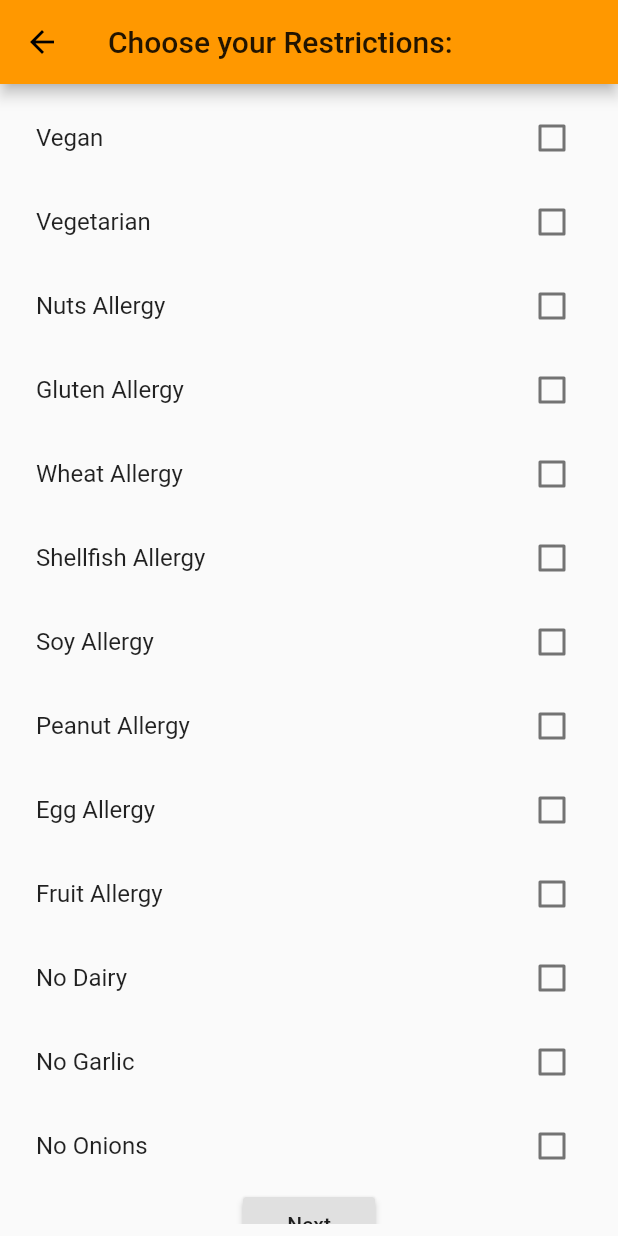
After one commit to tishyac3141/RecipeMe, a Flutter app: the Preference screen opened by its route, on a phone screen of 412 x 824 dp. The commit adds this screen. Run offline on Flutter 3.47's test engine with Material 2 defaults, Android fonts, the phone set to English and light mode, and no system bars; our stand-ins replace cloud_firestore, firebase_auth; accounts and stored records are empty.

Commit message:
added preference

```diff
--- a/recipe_me/lib/LoginPage.dart
+++ b/recipe_me/lib/LoginPage.dart
@@ -2,7 +2,7 @@ import 'package:flutter/material.dart';
 import 'package:firebase_auth/firebase_auth.dart';
 import 'package:cloud_firestore/cloud_firestore.dart';
 import 'package:recipe_me/RegisterPage.dart';
-import 'package:recipe_me/Preferences.dart';
+import 'package:recipe_me/Preference.dart';
 
 class LoginPage extends StatefulWidget {
   LoginPage({Key key}) : super(key: key);
@@ -36,7 +36,7 @@ class _LoginPageState extends State<LoginPage> {
       try{
       AuthResult result = await FirebaseAuth.instance
                           .signInWithEmailAndPassword(email: emailInputController.text, password: pwdInputController.text);
-      Navigator.push(context, MaterialPageRoute(builder: (context) => Preferences()));
+      Navigator.push(context, MaterialPageRoute(builder: (context) => Preference()));
       }
       catch(error){
         switch(error.code){
@@ -68,7 +68,7 @@ class _LoginPageState extends State<LoginPage> {
           break;
           default:
           {
-             Navigator.push(context, MaterialPageRoute(builder: (context) => Preferences()));
+             Navigator.push(context, MaterialPageRoute(builder: (context) => Preference()));
           }
         }
       }
--- /dev/null
+++ b/recipe_me/lib/Preference.dart
@@ -0,0 +1,152 @@
+import 'package:flutter/material.dart';
+import 'package:firebase_auth/firebase_auth.dart';
+import 'package:cloud_firestore/cloud_firestore.dart';
+import 'package:recipe_me/Loading.dart';
+import 'package:recipe_me/Ingredient.dart';
+
+class Preference extends StatefulWidget{
+
+   Preference({Key key, this.prefs}) : super(key: key);
+  //update the constructor to include the uid
+  final List<Pref> prefs;
+
+  State<StatefulWidget> createState() {
+    return new _PreferenceState();
+  }
+
+}
+
+class _PreferenceState extends State<Preference>{
+
+  final databaseReference = Firestore.instance;
+
+  List<Pref> list = [
+    new Pref('Vegan', false),
+    new Pref('Vegetarian', false),
+    new Pref('Nuts Allergy', false),
+    new Pref('Gluten Allergy', false),
+    new Pref('Wheat Allergy', false),
+    new Pref('Shellfish Allergy', false),
+    new Pref('Soy Allergy', false),
+    new Pref('Peanut Allergy', false),
+    new Pref('Egg Allergy', false),
+    new Pref('Fruit Allergy', false),
+    new Pref('No Dairy', false),
+    new Pref('No Garlic', false),
+    new Pref('No Onions', false)
+  ];
+
+  Widget build(BuildContext context) {
+
+    return new Scaffold(
+      appBar: new AppBar(
+        title: new Text("Choose your Restrictions: ")
+      ),
+      body: Container(
+        padding: const EdgeInsets.all(8.0),
+        child: SingleChildScrollView(
+        child: Column(
+          children: <Widget>[
+            CheckboxListTile(title: new Text('Vegan'), value: list[0].isCheck, onChanged:(bool value){
+                                  setState(() {
+                                    list[0].isCheck = value;
+                                  });}),
+            CheckboxListTile(title: new Text('Vegetarian'), value: list[1].isCheck, onChanged:(bool value){
+                                  setState(() {
+                                    list[1].isCheck = value;
+                                  });}),
+            CheckboxListTile(title: new Text('Nuts Allergy'), value: list[2].isCheck, onChanged:(bool value){
+                                  setState(() {
+                                      list[2].isCheck = value;
+                                  });}),
+            CheckboxListTile(title: new Text('Gluten Allergy'), value: list[3].isCheck, onChanged:(bool value){
+                                  setState(() {
+                                      list[3].isCheck = value;
+                                  });}),
+            CheckboxListTile(title: new Text('Wheat Allergy'), value: list[4].isCheck, onChanged:(bool value){
+                                  setState(() {
+                                      list[4].isCheck = value;
+                                  });}),
+            CheckboxListTile(title: new Text('Shellfish Allergy'), value: list[5].isCheck, onChanged:(bool value){
+                                  setState(() {
+                                      list[5].isCheck = value;
+                                  });}),
+            CheckboxListTile(title: new Text('Soy Allergy'), value: list[6].isCheck, onChanged:(bool value){
+                                  setState(() {
+                                      list[6].isCheck = value;
+                                  });}),
+            CheckboxListTile(title: new Text('Peanut Allergy'), value: list[7].isCheck, onChanged:(bool value){
+                                  setState(() {
+                                      list[7].isCheck = value;
+                                  });}),
+            CheckboxListTile(title: new Text('Egg Allergy'), value: list[8].isCheck, onChanged:(bool value){
+                                  setState(() {
+                                      list[8].isCheck = value;
+                                  });}),
+            CheckboxListTile(title: new Text('Fruit Allergy'), value: list[9].isCheck, onChanged:(bool value){
+                                  setState(() {
+                                      list[9].isCheck = value;
+                                  });}),
+            CheckboxListTile(title: new Text('No Dairy'), value: list[10].isCheck, onChanged:(bool value){
+                                  setState(() {
+                                      list[10].isCheck = value;
+                                  });}),
+            CheckboxListTile(title: new Text('No Garlic'), value: list[11].isCheck, onChanged:(bool value){
+                                  setState(() {
+                                      list[11].isCheck = value;
+                                  });}),
+            CheckboxListTile(title: new Text('No Onions'), value: list[12].isCheck, onChanged:(bool value){
+                                  setState(() {
+                                      list[12].isCheck = value;
+                                  });}),
+
+            new RaisedButton(
+                onPressed: () {
+                  _createRecord();
+                  Navigator.push(context, MaterialPageRoute(builder: (context) => Ingredient()));
+                },
+                child: new Text('Next'),
+              )
+        ],
+
+        ))
+      ));
+
+
+  }
+
+  void _createRecord() async {
+
+      DocumentReference ref = await databaseReference.collection("userpreferences")
+                          .add({
+                            list[0].getTitle() : list[0].getIsChecked(),
+                            list[1].getTitle() : list[1].getIsChecked(),
+                            list[2].getTitle() : list[2].getIsChecked(),
+                            list[3].getTitle() : list[3].getIsChecked(),
+                            list[4].getTitle() : list[4].getIsChecked(),
+                            list[5].getTitle() : list[5].getIsChecked(),
+                            list[6].getTitle() : list[6].getIsChecked(),
+                            list[7].getTitle() : list[7].getIsChecked(),
+                            list[8].getTitle() : list[8].getIsChecked(),
+                            list[9].getTitle() : list[9].getIsChecked(),
+                            list[10].getTitle() : list[10].getIsChecked(),
+                            list[11].getTitle() : list[11].getIsChecked(),
+                            list[12].getTitle() : list[12].getIsChecked(),
+                          });
+
+
+
+  }
+
+}
+
+class Pref{
+  String name;
+  bool isCheck;
+
+  Pref(this.name, this.isCheck);
+
+  bool getIsChecked(){return isCheck;}
+  String getTitle(){return name; }
+
+}
--- a/recipe_me/lib/Preferences.dart
+++ /dev/null
@@ -1,18 +0,0 @@
-import 'package:flutter/material.dart';
-
-class Preferences extends StatefulWidget{
-
-   Preferences({Key key, this.title, this.uid}) : super(key: key);
-  //update the constructor to include the uid
-  final String title;
-  final String uid;
-
-  @override
-  State<StatefulWidget> createState() {
-    // TODO: implement createState
-    throw UnimplementedError();
-  } //include this
-
-
-
-}
--- a/recipe_me/lib/main.dart
+++ b/recipe_me/lib/main.dart
@@ -1,6 +1,6 @@
 import 'package:flutter/material.dart';
 
-import 'Preferences.dart';
+import 'Preference.dart';
 import 'LoginPage.dart';
 import 'RegisterPage.dart';
 
@@ -20,7 +20,7 @@ class MyApp extends StatelessWidget {
       ),
       home: LoginPage(),
       routes: <String, WidgetBuilder>{
-        '/home': (BuildContext context) => Preferences(title: 'Select Your Restriction'),
+        '/home': (BuildContext context) => Preference(),
         '/login': (BuildContext context) => LoginPage(),
         '/register': (BuildContext context) => RegisterPage(),
       }
```
